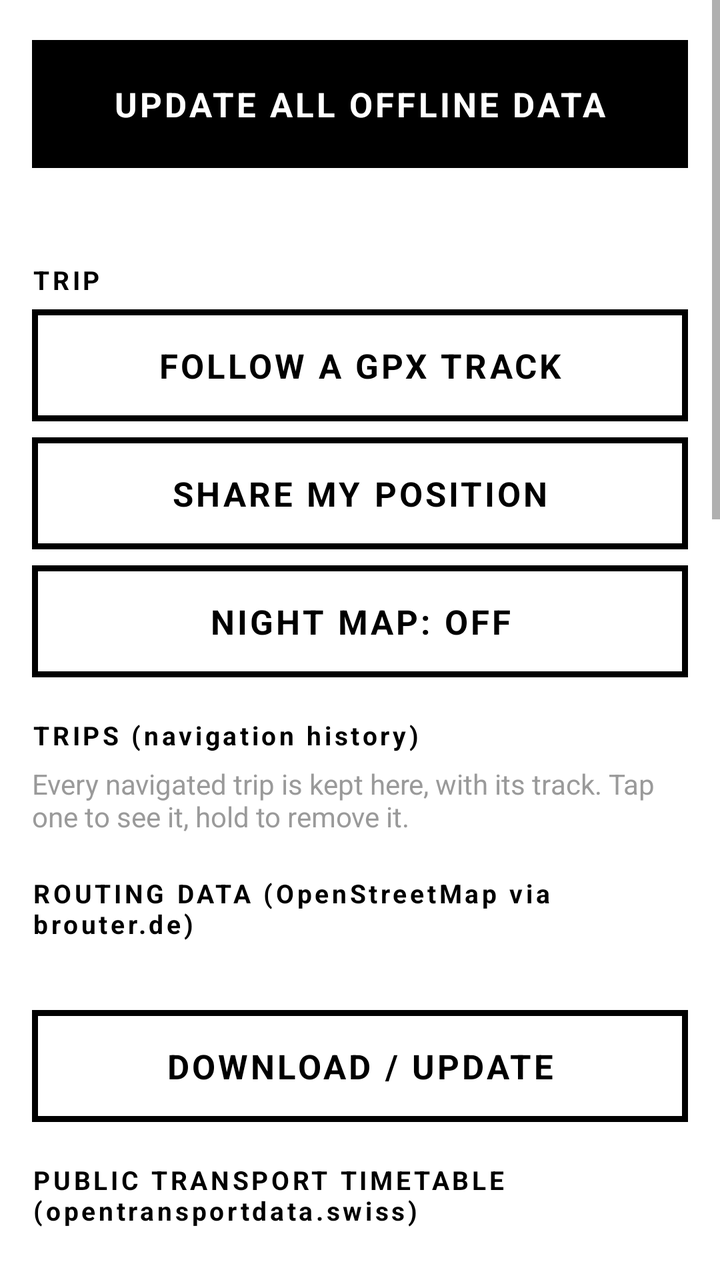
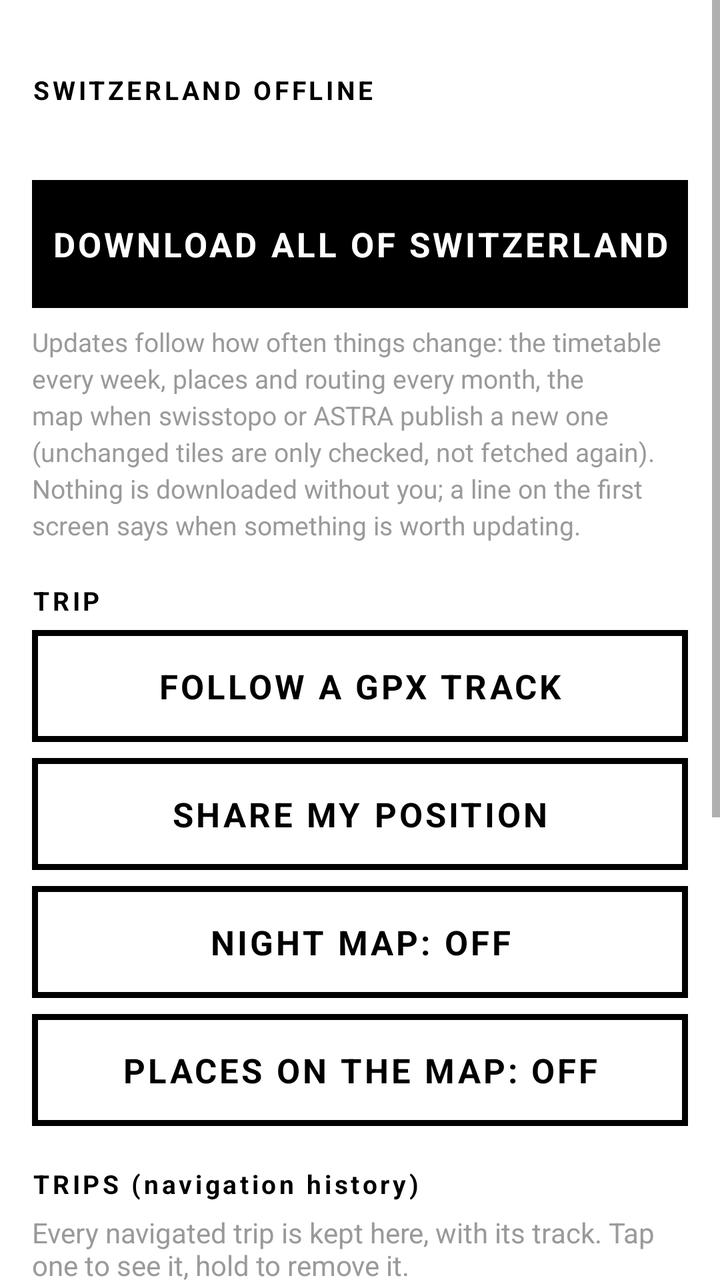

Screens rendered from an Android XML layout before and after an edit, with the pre-edit source and the edit as a unified diff.
<!-- AndroidManifest.xml: application theme Theme.Sbh -->
<!-- res/layout/activity_menu.xml -->
<?xml version="1.0" encoding="utf-8"?>
<ScrollView xmlns:android="http://schemas.android.com/apk/res/android"
    android:layout_width="match_parent" android:layout_height="match_parent" android:background="@color/paper">
    <LinearLayout android:layout_width="match_parent" android:layout_height="wrap_content"
        android:orientation="vertical" android:padding="16dp">

        <TextView android:id="@+id/btnUpdateAll" style="@style/Btn" android:layout_width="match_parent" android:layout_height="64dp" android:layout_marginTop="4dp" android:background="@drawable/btn_active" android:textColor="@drawable/btn_active_text" android:text="@string/menu_update_all"/>
        <TextView android:id="@+id/allInfo" android:layout_width="match_parent" android:layout_height="wrap_content" android:textSize="14sp" android:lineSpacingExtra="4dp" android:paddingTop="8dp"/>

        <TextView style="@style/MenuHead" android:layout_width="match_parent" android:layout_height="wrap_content" android:text="@string/menu_trip"/>
        <TextView android:id="@+id/btnFollowGpx" style="@style/Btn" android:layout_width="match_parent" android:layout_height="56dp" android:text="@string/menu_follow_gpx"/>
        <TextView android:id="@+id/btnSharePos" style="@style/Btn" android:layout_width="match_parent" android:layout_height="56dp" android:layout_marginTop="8dp" android:text="@string/menu_share_position"/>
        <TextView android:id="@+id/btnNight" style="@style/Btn" android:layout_width="match_parent" android:layout_height="56dp" android:layout_marginTop="8dp" android:text="@string/menu_night_off"/>

        <TextView style="@style/MenuHead" android:layout_width="match_parent" android:layout_height="wrap_content" android:text="@string/menu_trips"/>
        <TextView android:id="@+id/tripsInfo" android:layout_width="match_parent" android:layout_height="wrap_content" android:textSize="14sp" android:textColor="@color/grey" android:text="@string/menu_trips_empty"/>
        <LinearLayout android:id="@+id/tripsList" android:layout_width="match_parent" android:layout_height="wrap_content" android:orientation="vertical"/>

        <TextView style="@style/MenuHead" android:layout_width="match_parent" android:layout_height="wrap_content" android:text="@string/menu_routing"/>
        <TextView android:id="@+id/segInfo" android:layout_width="match_parent" android:layout_height="wrap_content" android:textSize="15sp" android:fontFamily="monospace" android:lineSpacingExtra="4dp"/>
        <TextView android:id="@+id/btnSegments" style="@style/Btn" android:layout_width="match_parent" android:layout_height="56dp" android:layout_marginTop="8dp" android:text="@string/menu_download_update"/>

        <TextView style="@style/MenuHead" android:layout_width="match_parent" android:layout_height="wrap_content" android:text="@string/menu_timetable"/>
        <TextView android:id="@+id/timetableInfo" android:layout_width="match_parent" android:layout_height="wrap_content" android:textSize="15sp" android:lineSpacingExtra="4dp"/>
        <TextView android:id="@+id/btnTimetable" style="@style/Btn" android:layout_width="match_parent" android:layout_height="56dp" android:layout_marginTop="8dp" android:text="@string/menu_download_update"/>

        <TextView style="@style/MenuHead" android:layout_width="match_parent" android:layout_height="wrap_content" android:text="@string/menu_places"/>
        <TextView android:id="@+id/placesInfo" android:layout_width="match_parent" android:layout_height="wrap_content" android:textSize="15sp" android:lineSpacingExtra="4dp"/>
        <TextView android:id="@+id/btnPlaces" style="@style/Btn" android:layout_width="match_parent" android:layout_height="56dp" android:layout_marginTop="8dp" android:text="@string/menu_download_update"/>
        <TextView android:id="@+id/btnPlacesMap" style="@style/Btn" android:layout_width="match_parent" android:layout_height="56dp" android:layout_marginTop="8dp" android:text="@string/menu_places_map_off"/>

        <TextView style="@style/MenuHead" android:layout_width="match_parent" android:layout_height="wrap_content" android:text="@string/menu_offline"/>
        <TextView android:id="@+id/offlineInfo" android:layout_width="match_parent" android:layout_height="wrap_content" android:textSize="15sp" android:lineSpacingExtra="4dp"/>
        <TextView android:id="@+id/btnPacks" style="@style/Btn" android:layout_width="match_parent" android:layout_height="56dp" android:layout_marginTop="8dp" android:text="@string/menu_resume_packs" android:visibility="gone"/>
        <TextView android:id="@+id/btnCountry" style="@style/Btn" android:layout_width="match_parent" android:layout_height="56dp" android:layout_marginTop="8dp" android:text="@string/menu_country"/>
        <TextView android:id="@+id/btnOfflineArea" style="@style/Btn" android:layout_width="match_parent" android:layout_height="56dp" android:layout_marginTop="8dp" android:text="@string/menu_save_area"/>
        <TextView android:id="@+id/btnOfflineRefresh" style="@style/Btn" android:layout_width="match_parent" android:layout_height="56dp" android:layout_marginTop="8dp" android:text="@string/menu_refresh_areas"/>
        <TextView android:id="@+id/btnOfflineDelete" style="@style/Btn" android:layout_width="match_parent" android:layout_height="56dp" android:layout_marginTop="8dp" android:text="@string/menu_delete_areas"/>

        <TextView style="@style/MenuHead" android:layout_width="match_parent" android:layout_height="wrap_content" android:text="@string/menu_people"/>
        <EditText android:id="@+id/dirKey" android:layout_width="match_parent" android:layout_height="56dp"
            android:hint="@string/directory_key_hint" android:textSize="18sp" android:inputType="textVisiblePassword"
            android:background="@drawable/btn" android:paddingStart="14dp" android:paddingEnd="14dp"
            android:textColor="@color/ink" android:textColorHint="@color/grey" android:singleLine="true"/>
        <TextView android:id="@+id/btnDirSave" style="@style/Btn" android:layout_width="match_parent" android:layout_height="56dp" android:layout_marginTop="8dp" android:text="@string/menu_save_key"/>
        <TextView android:id="@+id/btnDirOrder" style="@style/Btn" android:layout_width="match_parent" android:layout_height="56dp" android:layout_marginTop="8dp" android:text="@string/menu_order_key"/>
        <TextView android:layout_width="match_parent" android:layout_height="wrap_content" android:textSize="13sp" android:textColor="@color/grey" android:paddingTop="6dp" android:text="@string/directory_credit"/>

        <TextView style="@style/MenuHead" android:layout_width="match_parent" android:layout_height="wrap_content" android:text="@string/menu_about"/>
        <TextView android:id="@+id/about" android:layout_width="match_parent" android:layout_height="wrap_content" android:textSize="14sp" android:lineSpacingExtra="4dp"/>
    </LinearLayout>
</ScrollView>
<!-- resources referenced by this layout -->
<resources>
  <color name="grey">#9A9A9A</color>
  <color name="ink">#000000</color>
  <color name="paper">#FFFFFF</color>
  <!-- drawable btn_active (drawable) -->
  <?xml version="1.0" encoding="utf-8"?>
  <selector xmlns:android="http://schemas.android.com/apk/res/android">
      <item android:state_pressed="true">
          <shape><solid android:color="@color/paper"/><stroke android:width="3dp" android:color="@color/ink"/></shape>
      </item>
      <item>
          <shape><solid android:color="@color/ink"/><stroke android:width="3dp" android:color="@color/ink"/></shape>
      </item>
  </selector>
  <!-- drawable btn_active_text (drawable) -->
  <?xml version="1.0" encoding="utf-8"?>
  <selector xmlns:android="http://schemas.android.com/apk/res/android">
      <item android:state_pressed="true" android:color="@color/ink"/>
      <item android:color="@color/paper"/>
  </selector>
  <string name="directory_credit">Data: Swisscom Directories AG. A private key allows about a thousand requests a month; each search is kept for a month, no more than forty leave the phone a day.</string>
  <string name="directory_key_hint">search.ch key (private use)</string>
  <string name="menu_about">ABOUT</string>
  <string name="menu_country">SAVE ALL OF SWITZERLAND</string>
  <string name="menu_delete_areas">DELETE SAVED AREAS</string>
  <string name="menu_download_update">DOWNLOAD / UPDATE</string>
  <string name="menu_follow_gpx">FOLLOW A GPX TRACK</string>
  <string name="menu_night_off">NIGHT MAP: OFF</string>
  <string name="menu_offline">OFFLINE MAPS (swisstopo)</string>
  <string name="menu_order_key">ORDER A FREE KEY ON SEARCH.CH</string>
  <string name="menu_people">PEOPLE &amp; FIRMS (search.ch)</string>
  <string name="menu_places">PLACES (OpenStreetMap)</string>
  <string name="menu_places_map_off">PLACES ON THE MAP: OFF</string>
  <string name="menu_refresh_areas">REFRESH SAVED AREAS</string>
  <string name="menu_resume_packs">RESUME THE MAP DOWNLOAD</string>
  <string name="menu_routing">ROUTING DATA (OpenStreetMap via brouter.de)</string>
  <string name="menu_save_area">SAVE THE AREA LAST SHOWN</string>
  <string name="menu_save_key">SAVE THE KEY</string>
  <string name="menu_share_position">SHARE MY POSITION</string>
  <string name="menu_timetable">PUBLIC TRANSPORT TIMETABLE (opentransportdata.swiss)</string>
  <string name="menu_trip">TRIP</string>
  <string name="menu_trips">TRIPS (navigation history)</string>
  <string name="menu_trips_empty">Every navigated trip is kept here, with its track. Tap one to see it, hold to remove it.</string>
  <string name="menu_update_all">UPDATE ALL OFFLINE DATA</string>
  <style name="MenuHead">
          <item name="android:textSize">13sp</item>
          <item name="android:textStyle">bold</item>
          <item name="android:letterSpacing">0.12</item>
          <item name="android:paddingTop">20dp</item>
          <item name="android:paddingBottom">6dp</item>
      </style>
  <style name="Theme.Sbh" parent="Theme.AppCompat.Light.NoActionBar">
          <item name="android:statusBarColor">@color/ink</item>
          <item name="android:navigationBarColor">@color/ink</item>
          <item name="android:windowBackground">@color/paper</item>
          <item name="android:textColor">@color/ink</item>
          <item name="colorAccent">@color/ink</item>
          <item name="colorPrimary">@color/ink</item>
          <item name="android:fontFamily">sans-serif</item>
          <item name="android:windowLightStatusBar">false</item>
          <item name="android:windowLightNavigationBar">false</item>
      </style>
  <!-- drawable btn_text (drawable) -->
  <?xml version="1.0" encoding="utf-8"?>
  <selector xmlns:android="http://schemas.android.com/apk/res/android">
      <item android:state_pressed="true" android:color="@color/paper"/>
      <item android:state_enabled="false" android:color="@color/grey"/>
      <item android:color="@color/ink"/>
  </selector>
  <!-- unchanged entries left out for length: 2 -->
</resources>

<!-- the commit's change to res/layout/activity_menu.xml (unified diff, before → after) -->
@@ -4,38 +4,25 @@
     <LinearLayout android:layout_width="match_parent" android:layout_height="wrap_content"
         android:orientation="vertical" android:padding="16dp">
 
-        <TextView android:id="@+id/btnUpdateAll" style="@style/Btn" android:layout_width="match_parent" android:layout_height="64dp" android:layout_marginTop="4dp" android:background="@drawable/btn_active" android:textColor="@drawable/btn_active_text" android:text="@string/menu_update_all"/>
-        <TextView android:id="@+id/allInfo" android:layout_width="match_parent" android:layout_height="wrap_content" android:textSize="14sp" android:lineSpacingExtra="4dp" android:paddingTop="8dp"/>
+        <TextView style="@style/MenuHead" android:layout_width="match_parent" android:layout_height="wrap_content" android:layout_marginTop="0dp" android:text="@string/off_head"/>
+        <TextView android:id="@+id/offInfo" android:layout_width="match_parent" android:layout_height="wrap_content" android:textSize="15sp" android:lineSpacingExtra="4dp"/>
+        <ProgressBar android:id="@+id/offBar" style="?android:attr/progressBarStyleHorizontal" android:layout_width="match_parent" android:layout_height="14dp"
+            android:layout_marginTop="10dp" android:max="100" android:progressTint="@color/ink" android:progressBackgroundTint="@color/grey" android:visibility="gone"/>
+        <TextView android:id="@+id/offState" android:layout_width="match_parent" android:layout_height="wrap_content" android:textSize="15sp" android:lineSpacingExtra="4dp" android:paddingTop="6dp" android:visibility="gone"/>
+        <TextView android:id="@+id/btnOffMain" style="@style/Btn" android:layout_width="match_parent" android:layout_height="64dp" android:layout_marginTop="10dp" android:background="@drawable/btn_active" android:textColor="@drawable/btn_active_text" android:text="@string/off_download"/>
+        <TextView android:id="@+id/btnOffDelete" style="@style/Btn" android:layout_width="match_parent" android:layout_height="56dp" android:layout_marginTop="8dp" android:text="@string/off_delete" android:visibility="gone"/>
+        <TextView android:id="@+id/btnOffOld" style="@style/Btn" android:layout_width="match_parent" android:layout_height="56dp" android:layout_marginTop="8dp" android:visibility="gone"/>
+        <TextView android:id="@+id/offPolicy" android:layout_width="match_parent" android:layout_height="wrap_content" android:textSize="13sp" android:textColor="@color/grey" android:lineSpacingExtra="3dp" android:paddingTop="8dp" android:text="@string/off_policy"/>
 
         <TextView style="@style/MenuHead" android:layout_width="match_parent" android:layout_height="wrap_content" android:text="@string/menu_trip"/>
         <TextView android:id="@+id/btnFollowGpx" style="@style/Btn" android:layout_width="match_parent" android:layout_height="56dp" android:text="@string/menu_follow_gpx"/>
         <TextView android:id="@+id/btnSharePos" style="@style/Btn" android:layout_width="match_parent" android:layout_height="56dp" android:layout_marginTop="8dp" android:text="@string/menu_share_position"/>
         <TextView android:id="@+id/btnNight" style="@style/Btn" android:layout_width="match_parent" android:layout_height="56dp" android:layout_marginTop="8dp" android:text="@string/menu_night_off"/>
+        <TextView android:id="@+id/btnPlacesMap" style="@style/Btn" android:layout_width="match_parent" android:layout_height="56dp" android:layout_marginTop="8dp" android:text="@string/menu_places_map_off"/>
 
         <TextView style="@style/MenuHead" android:layout_width="match_parent" android:layout_height="wrap_content" android:text="@string/menu_trips"/>
         <TextView android:id="@+id/tripsInfo" android:layout_width="match_parent" android:layout_height="wrap_content" android:textSize="14sp" android:textColor="@color/grey" android:text="@string/menu_trips_empty"/>
         <LinearLayout android:id="@+id/tripsList" android:layout_width="match_parent" android:layout_height="wrap_content" android:orientation="vertical"/>
-
-        <TextView style="@style/MenuHead" android:layout_width="match_parent" android:layout_height="wrap_content" android:text="@string/menu_routing"/>
-        <TextView android:id="@+id/segInfo" android:layout_width="match_parent" android:layout_height="wrap_content" android:textSize="15sp" android:fontFamily="monospace" android:lineSpacingExtra="4dp"/>
-        <TextView android:id="@+id/btnSegments" style="@style/Btn" android:layout_width="match_parent" android:layout_height="56dp" android:layout_marginTop="8dp" android:text="@string/menu_download_update"/>
-
-        <TextView style="@style/MenuHead" android:layout_width="match_parent" android:layout_height="wrap_content" android:text="@string/menu_timetable"/>
-        <TextView android:id="@+id/timetableInfo" android:layout_width="match_parent" android:layout_height="wrap_content" android:textSize="15sp" android:lineSpacingExtra="4dp"/>
-        <TextView android:id="@+id/btnTimetable" style="@style/Btn" android:layout_width="match_parent" android:layout_height="56dp" android:layout_marginTop="8dp" android:text="@string/menu_download_update"/>
-
-        <TextView style="@style/MenuHead" android:layout_width="match_parent" android:layout_height="wrap_content" android:text="@string/menu_places"/>
-        <TextView android:id="@+id/placesInfo" android:layout_width="match_parent" android:layout_height="wrap_content" android:textSize="15sp" android:lineSpacingExtra="4dp"/>
-        <TextView android:id="@+id/btnPlaces" style="@style/Btn" android:layout_width="match_parent" android:layout_height="56dp" android:layout_marginTop="8dp" android:text="@string/menu_download_update"/>
-        <TextView android:id="@+id/btnPlacesMap" style="@style/Btn" android:layout_width="match_parent" android:layout_height="56dp" android:layout_marginTop="8dp" android:text="@string/menu_places_map_off"/>
-
-        <TextView style="@style/MenuHead" android:layout_width="match_parent" android:layout_height="wrap_content" android:text="@string/menu_offline"/>
-        <TextView android:id="@+id/offlineInfo" android:layout_width="match_parent" android:layout_height="wrap_content" android:textSize="15sp" android:lineSpacingExtra="4dp"/>
-        <TextView android:id="@+id/btnPacks" style="@style/Btn" android:layout_width="match_parent" android:layout_height="56dp" android:layout_marginTop="8dp" android:text="@string/menu_resume_packs" android:visibility="gone"/>
-        <TextView android:id="@+id/btnCountry" style="@style/Btn" android:layout_width="match_parent" android:layout_height="56dp" android:layout_marginTop="8dp" android:text="@string/menu_country"/>
-        <TextView android:id="@+id/btnOfflineArea" style="@style/Btn" android:layout_width="match_parent" android:layout_height="56dp" android:layout_marginTop="8dp" android:text="@string/menu_save_area"/>
-        <TextView android:id="@+id/btnOfflineRefresh" style="@style/Btn" android:layout_width="match_parent" android:layout_height="56dp" android:layout_marginTop="8dp" android:text="@string/menu_refresh_areas"/>
-        <TextView android:id="@+id/btnOfflineDelete" style="@style/Btn" android:layout_width="match_parent" android:layout_height="56dp" android:layout_marginTop="8dp" android:text="@string/menu_delete_areas"/>
 
         <TextView style="@style/MenuHead" android:layout_width="match_parent" android:layout_height="wrap_content" android:text="@string/menu_people"/>
         <EditText android:id="@+id/dirKey" android:layout_width="match_parent" android:layout_height="56dp"
<!-- resource entries referenced after the edit -->
@@ -22,27 +22,20 @@
   <string name="directory_credit">Data: Swisscom Directories AG. A private key allows about a thousand requests a month; each search is kept for a month, no more than forty leave the phone a day.</string>
   <string name="directory_key_hint">search.ch key (private use)</string>
   <string name="menu_about">ABOUT</string>
-  <string name="menu_country">SAVE ALL OF SWITZERLAND</string>
-  <string name="menu_delete_areas">DELETE SAVED AREAS</string>
-  <string name="menu_download_update">DOWNLOAD / UPDATE</string>
   <string name="menu_follow_gpx">FOLLOW A GPX TRACK</string>
   <string name="menu_night_off">NIGHT MAP: OFF</string>
-  <string name="menu_offline">OFFLINE MAPS (swisstopo)</string>
   <string name="menu_order_key">ORDER A FREE KEY ON SEARCH.CH</string>
   <string name="menu_people">PEOPLE &amp; FIRMS (search.ch)</string>
-  <string name="menu_places">PLACES (OpenStreetMap)</string>
   <string name="menu_places_map_off">PLACES ON THE MAP: OFF</string>
-  <string name="menu_refresh_areas">REFRESH SAVED AREAS</string>
-  <string name="menu_resume_packs">RESUME THE MAP DOWNLOAD</string>
-  <string name="menu_routing">ROUTING DATA (OpenStreetMap via brouter.de)</string>
-  <string name="menu_save_area">SAVE THE AREA LAST SHOWN</string>
   <string name="menu_save_key">SAVE THE KEY</string>
   <string name="menu_share_position">SHARE MY POSITION</string>
-  <string name="menu_timetable">PUBLIC TRANSPORT TIMETABLE (opentransportdata.swiss)</string>
   <string name="menu_trip">TRIP</string>
   <string name="menu_trips">TRIPS (navigation history)</string>
   <string name="menu_trips_empty">Every navigated trip is kept here, with its track. Tap one to see it, hold to remove it.</string>
-  <string name="menu_update_all">UPDATE ALL OFFLINE DATA</string>
+  <string name="off_delete">DELETE THE OFFLINE DATA</string>
+  <string name="off_download">DOWNLOAD ALL OF SWITZERLAND</string>
+  <string name="off_head">SWITZERLAND OFFLINE</string>
+  <string name="off_policy">Updates follow how often things change: the timetable every week, places and routing every month, the map when swisstopo or ASTRA publish a new one (unchanged tiles are only checked, not fetched again). Nothing is downloaded without you; a line on the first screen says when something is worth updating.</string>
   <style name="MenuHead">
           <item name="android:textSize">13sp</item>
           <item name="android:textStyle">bold</item>
